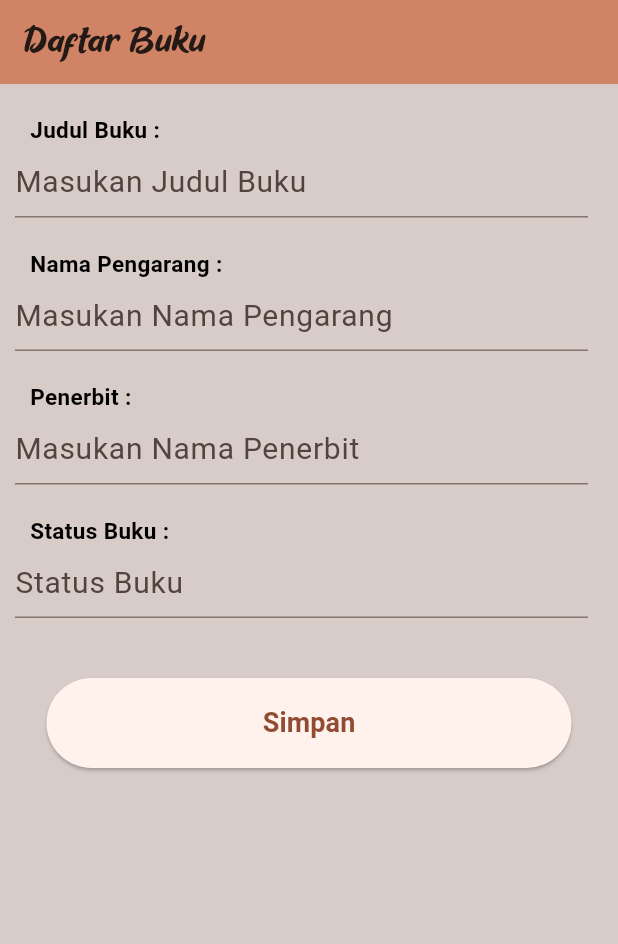
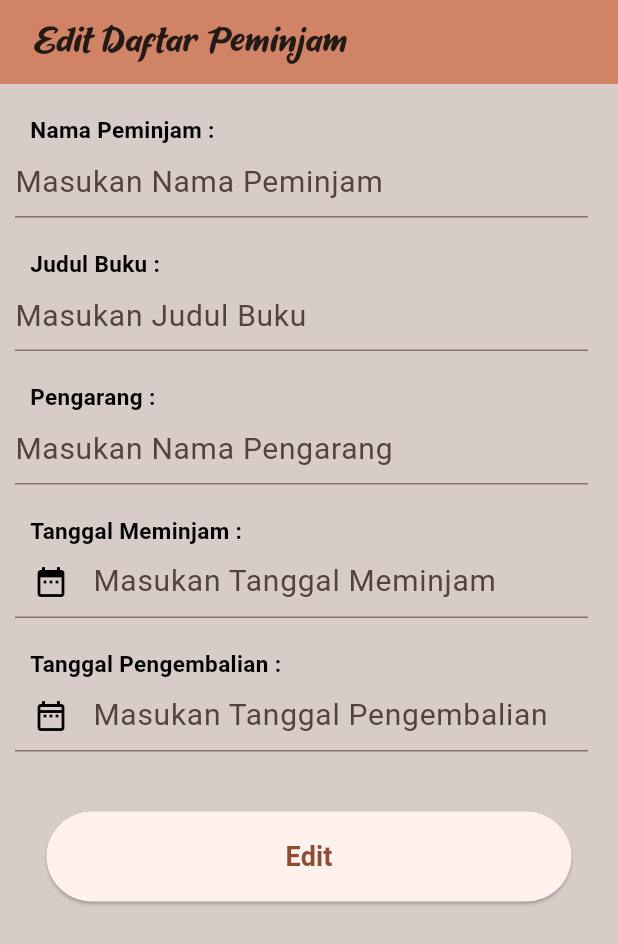
Before and after one commit to Reyfadh07/033_PAWNBOOK, a Flutter app: the screen it shows after launch, on a phone screen of 412 x 824 dp. Shown: the top 944 px of the screen. Run offline on Flutter 3.47's test engine with Material 2 defaults, Android fonts, the phone set to English and light mode, and no system bars.

Commit message:
menambahkan view edit peminjam

```diff
--- a/lib/main.dart
+++ b/lib/main.dart
@@ -1,6 +1,7 @@
 import 'package:flutter/material.dart';
 import 'package:pawn_book/view/add_daftarbuku.dart';
 import 'package:pawn_book/view/add_daftarpeminjam.dart';
+import 'package:pawn_book/view/edit_daftarpeminjam.dart';
 import 'package:pawn_book/view/homepage.dart';
 import 'package:pawn_book/view/splash.dart';
 
@@ -21,7 +22,7 @@ class MyApp extends StatelessWidget {
             ColorScheme.fromSeed(seedColor: Color.fromARGB(255, 209, 131, 102)),
         useMaterial3: true,
       ),
-      home: AddBuku(),
+      home: EditPeminjam(),
     );
   }
 }
--- a/lib/view/add_daftarpeminjam.dart
+++ b/lib/view/add_daftarpeminjam.dart
@@ -89,7 +89,7 @@ class _AddPeminjamState extends State<AddPeminjam> {
                     "Pengarang :",
                     textAlign: TextAlign.left,
                     style: TextStyle(
-                        color: Colors.blue,
+                        color: Colors.black,
                         fontWeight: FontWeight.bold,
                         fontSize: 15),
                   ),
--- a/lib/view/edit_daftarpeminjam.dart
+++ b/lib/view/edit_daftarpeminjam.dart
@@ -0,0 +1,196 @@
+import 'package:flutter/material.dart';
+
+class EditPeminjam extends StatefulWidget {
+  const EditPeminjam({super.key});
+
+  @override
+  State<EditPeminjam> createState() => _EditPeminjamState();
+}
+
+class _EditPeminjamState extends State<EditPeminjam> {
+  final _formKey = GlobalKey<FormState>();
+  @override
+  Widget build(BuildContext context) {
+    return Scaffold(
+      appBar: AppBar(
+        backgroundColor: Color.fromARGB(255, 209, 131, 102),
+        title: Text(
+          ' Edit Daftar Peminjam',
+          style: TextStyle(fontFamily: "ShortBaby"),
+        ),
+      ),
+      backgroundColor: Colors.brown[100],
+      body: SafeArea(
+          child: SingleChildScrollView(
+        child: Column(
+          children: [
+            Form(
+              key: _formKey,
+              child: Column(children: [
+                Container(
+                  margin: const EdgeInsets.only(top: 20),
+                  padding: const EdgeInsets.only(left: 20),
+                  alignment: Alignment.centerLeft,
+                  child: const Text(
+                    "Nama Peminjam :",
+                    textAlign: TextAlign.left,
+                    style: TextStyle(
+                        color: Colors.black,
+                        fontWeight: FontWeight.bold,
+                        fontSize: 15),
+                  ),
+                ),
+                Container(
+                  padding: const EdgeInsets.only(left: 10),
+                  margin: const EdgeInsets.only(right: 20),
+                  child: TextFormField(
+                    decoration: const InputDecoration(
+                      border: UnderlineInputBorder(),
+                      hintText: 'Masukan Nama Peminjam',
+                      hintStyle: TextStyle(fontSize: 20),
+                    ),
+                    onSaved: (value) {
+                      //name = value;
+                    },
+                  ),
+                ),
+                Container(
+                  margin: const EdgeInsets.only(top: 20),
+                  padding: const EdgeInsets.only(left: 20),
+                  alignment: Alignment.centerLeft,
+                  child: const Text(
+                    "Judul Buku :",
+                    textAlign: TextAlign.left,
+                    style: TextStyle(
+                        color: Colors.black,
+                        fontWeight: FontWeight.bold,
+                        fontSize: 15),
+                  ),
+                ),
+                Container(
+                  padding: const EdgeInsets.only(left: 10),
+                  margin: const EdgeInsets.only(right: 20),
+                  child: TextFormField(
+                    decoration: const InputDecoration(
+                      border: UnderlineInputBorder(),
+                      hintText: 'Masukan Judul Buku',
+                      hintStyle: TextStyle(fontSize: 20),
+                    ),
+                    onSaved: (value) {
+                      //repassword = value;
+                    },
+                  ),
+                ),
+                Container(
+                  margin: const EdgeInsets.only(top: 20),
+                  padding: const EdgeInsets.only(left: 20),
+                  alignment: Alignment.centerLeft,
+                  child: const Text(
+                    "Pengarang :",
+                    textAlign: TextAlign.left,
+                    style: TextStyle(
+                        color: Colors.black,
+                        fontWeight: FontWeight.bold,
+                        fontSize: 15),
+                  ),
+                ),
+                Container(
+                  padding: const EdgeInsets.only(left: 10),
+                  margin: const EdgeInsets.only(right: 20),
+                  child: TextFormField(
+                    decoration: const InputDecoration(
+                      border: UnderlineInputBorder(),
+                      hintText: 'Masukan Nama Pengarang',
+                      hintStyle: TextStyle(fontSize: 20),
+                    ),
+                    onSaved: (value) {
+                      //repassword = value;
+                    },
+                  ),
+                ),
+                Container(
+                  margin: const EdgeInsets.only(top: 20),
+                  padding: const EdgeInsets.only(left: 20),
+                  alignment: Alignment.centerLeft,
+                  child: const Text(
+                    "Tanggal Meminjam :",
+                    textAlign: TextAlign.left,
+                    style: TextStyle(
+                        color: Colors.black,
+                        fontWeight: FontWeight.bold,
+                        fontSize: 15),
+                  ),
+                ),
+                Container(
+                  padding: const EdgeInsets.only(left: 10),
+                  margin: const EdgeInsets.only(right: 20),
+                  child: TextFormField(
+                    decoration: const InputDecoration(
+                      border: UnderlineInputBorder(),
+                      hintText: 'Masukan Tanggal Meminjam',
+                      hintStyle: TextStyle(fontSize: 20),
+                      prefixIcon: Icon(
+                        Icons.date_range,
+                        color: Colors.black,
+                      ),
+                    ),
+                    onSaved: (value) {
+                      //email = value;
+                    },
+                  ),
+                ),
+                Container(
+                  margin: const EdgeInsets.only(top: 20),
+                  padding: const EdgeInsets.only(left: 20),
+                  alignment: Alignment.centerLeft,
+                  child: const Text(
+                    "Tanggal Pengembalian :",
+                    textAlign: TextAlign.left,
+                    style: TextStyle(
+                        color: Colors.black,
+                        fontWeight: FontWeight.bold,
+                        fontSize: 15),
+                  ),
+                ),
+                Container(
+                  padding: const EdgeInsets.only(left: 10),
+                  margin: const EdgeInsets.only(right: 20),
+                  child: TextFormField(
+                    decoration: const InputDecoration(
+                      border: UnderlineInputBorder(),
+                      hintText: 'Masukan Tanggal Pengembalian',
+                      hintStyle: TextStyle(fontSize: 20),
+                      prefixIcon: Icon(
+                        Icons.date_range_outlined,
+                        color: Colors.black,
+                      ),
+                    ),
+                    onSaved: (value) {
+                      //password = value;
+                    },
+                  ),
+                ),
+                Container(
+                  padding: const EdgeInsets.only(top: 40),
+                  child: ElevatedButton(
+                    onPressed: () {},
+                    style: ElevatedButton.styleFrom(
+                        shape: RoundedRectangleBorder(
+                          borderRadius: BorderRadius.circular(80),
+                        ),
+                        minimumSize: const Size(350, 60)),
+                    child: const Text(
+                      "Edit",
+                      style:
+                          TextStyle(fontWeight: FontWeight.bold, fontSize: 18),
+                    ),
+                  ),
+                ),
+              ]),
+            ),
+          ],
+        ),
+      )),
+    );
+  }
+}
```
